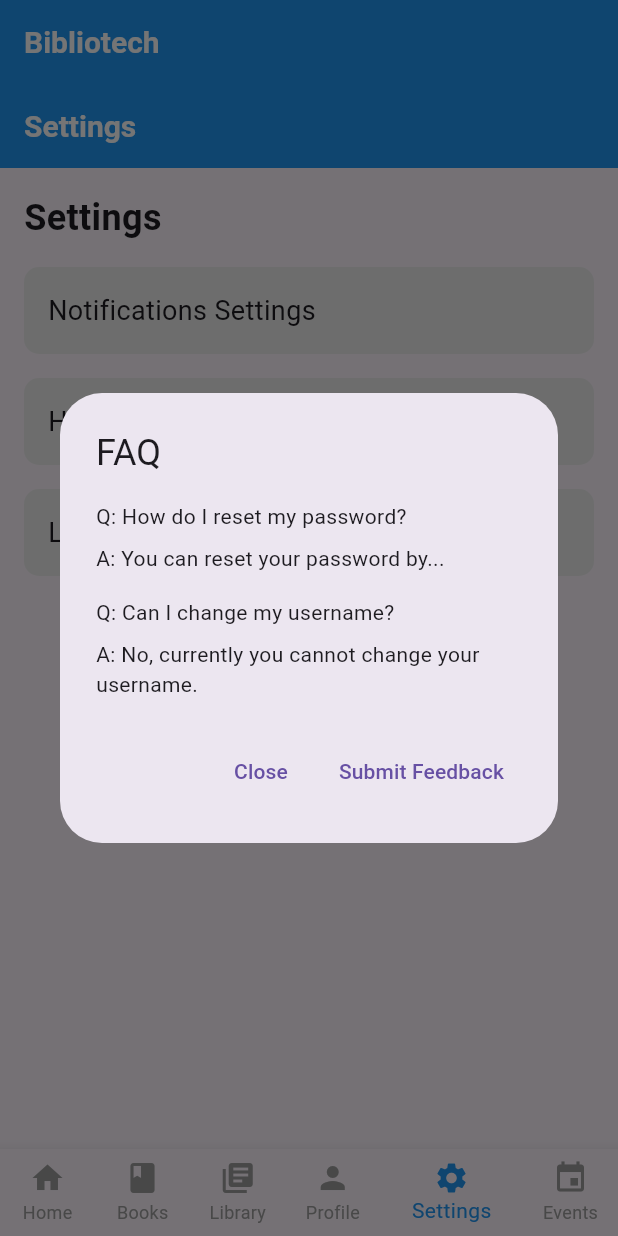
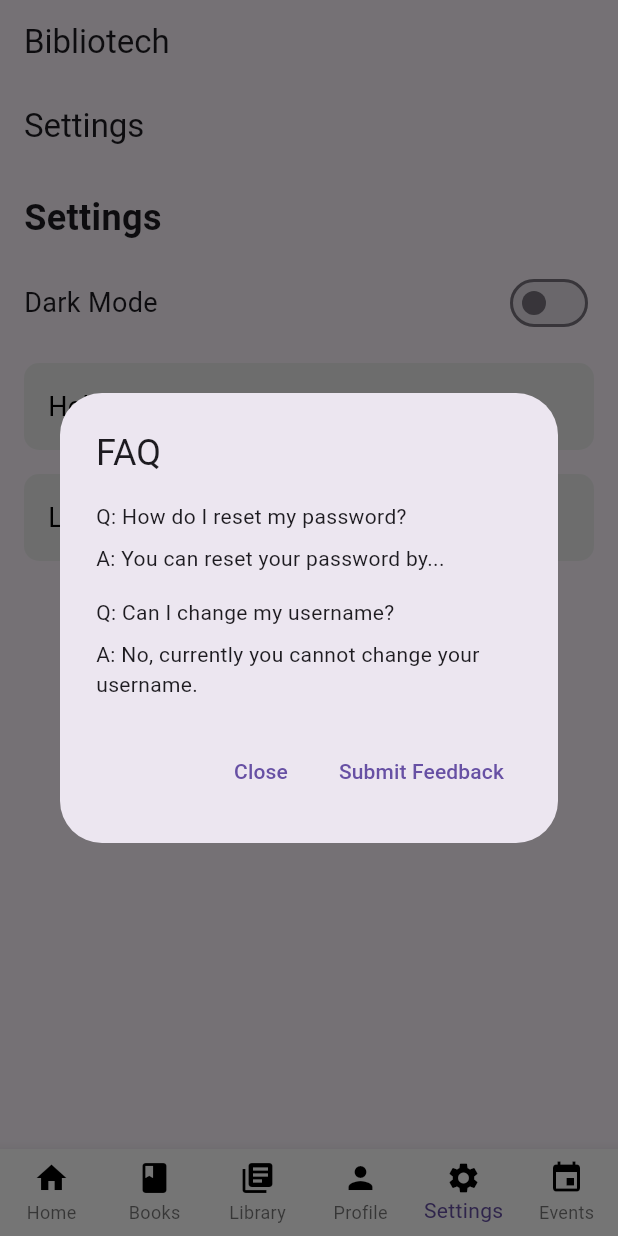
Before and after one commit to AmerKlaus/Bibliotech-, a Flutter app: the MyHomePage screen opened directly, item 5 of the bottom bar chosen, after a tap on "Help and Support", on a phone screen of 412 x 824 dp. Run offline on Flutter 3.47's test engine with Material 3 defaults, Android fonts, the phone set to English and light mode, and no system bars; our stand-ins replace cloud_firestore, firebase_auth, firebase_core; accounts and stored records are empty; network calls fail.

Commit message:
added a dark mode theme and addressed various visual bugs throughout the application, such as the navigation bar not displaying icons in both dark and light modes, improving readability for the settings page, home, and events in dark mode. Additionally, I fixed a bug in the profile section where editing it would redirect you back to the home page, resolved an issue where editing the profile would create another instance of the profile, corrected a bug where after registration, users were directed to the booklist instead of the login page, and fixed a bug in the profile section where leaving the email field blank during editing would display it as null on the profile

```diff
--- a/bibliotech/lib/main.dart
+++ b/bibliotech/lib/main.dart
@@ -9,38 +9,49 @@ import 'dart:convert';
 import 'dart:math';
 import 'dart:io';
 import 'package:intl/intl.dart';
+import 'package:provider/provider.dart';
+
+class ThemeProvider with ChangeNotifier {
+  ThemeData _currentTheme = ThemeData.light();
+  bool _isDarkMode = false;
+
+  ThemeData getCurrentTheme() => _currentTheme;
+
+  bool get isDarkMode => _isDarkMode;
+
+  void toggleTheme() {
+    _isDarkMode = !_isDarkMode;
+    _currentTheme = _isDarkMode ? ThemeData.dark() : ThemeData.light();
+    notifyListeners();
+  }
+}
+
 
 void main() async {
   WidgetsFlutterBinding.ensureInitialized();
   await Firebase.initializeApp();
-  runApp(MyApp());
+  runApp(
+    ChangeNotifierProvider(
+      create: (context) => ThemeProvider(),
+      child: MyApp(),
+    ),
+  );
 }
 
 class MyApp extends StatelessWidget {
   @override
   Widget build(BuildContext context) {
+    var themeProvider = Provider.of<ThemeProvider>(context);
     return MaterialApp(
       title: 'Bibliotech',
-      theme: ThemeData(
-        primarySwatch: Colors.blue,
-        visualDensity: VisualDensity.adaptivePlatformDensity,
-        appBarTheme: AppBarTheme(
-          backgroundColor: Colors.blue,
-          titleTextStyle: TextStyle(
-            color: Colors.white,
-            fontSize: 20,
-            fontWeight: FontWeight.bold,
-          ),
-        ),
-        bottomNavigationBarTheme: BottomNavigationBarThemeData(
-          backgroundColor: Colors.white,
-          selectedItemColor: Colors.blue,
-          unselectedItemColor: Colors.grey,
-          showSelectedLabels: true,
-          showUnselectedLabels: true,
-        ),
-      ),
+      theme: themeProvider.getCurrentTheme(),
       home: LoginPage(),
+      // Customize the icon theme
+      themeMode: themeProvider.isDarkMode ? ThemeMode.dark : ThemeMode.light,
+      darkTheme: ThemeData.dark().copyWith(
+        // Customize the icon theme for dark mode
+        iconTheme: IconThemeData(color: Colors.white),
+      ),
     );
   }
 }
@@ -75,39 +86,14 @@ class _MyHomePageState extends State<MyHomePage> {
         title: Text('Bibliotech'),
       ),
       body: _pages[_currentIndex],
-      bottomNavigationBar: BottomNavigationBar(
+      bottomNavigationBar: MyNavigationBar(
         currentIndex: _currentIndex,
-        onTap: _onItemTapped,
-        items: [
-          BottomNavigationBarItem(
-            icon: Icon(Icons.home),
-            label: 'Home',
-          ),
-          BottomNavigationBarItem(
-            icon: Icon(Icons.book),
-            label: 'Books',
-          ),
-          BottomNavigationBarItem(
-            icon: Icon(Icons.library_books),
-            label: 'Library',
-          ),
-          BottomNavigationBarItem(
-            icon: Icon(Icons.person),
-            label: 'Profile',
-          ),
-          BottomNavigationBarItem(
-            icon: Icon(Icons.settings),
-            label: 'Settings',
-          ),
-          BottomNavigationBarItem(
-            icon: Icon(Icons.event),
-            label: 'Events',
-          ),
-        ],
-      ),
-    );
-  }
-}
+        onItemTapped: _onItemTapped,
+      ),
+    );
+  }
+}
+
 
 class MyNavigationBar extends StatelessWidget {
   final int currentIndex;
@@ -117,35 +103,44 @@ class MyNavigationBar extends StatelessWidget {
 
   @override
   Widget build(BuildContext context) {
+    var themeProvider = Provider.of<ThemeProvider>(context);
+    Color iconColor = themeProvider.isDarkMode ? Colors.white : Colors.black;
+
     return BottomNavigationBar(
       currentIndex: currentIndex,
       onTap: onItemTapped,
       items: [
         BottomNavigationBarItem(
-          icon: Icon(Icons.home),
+          icon: Icon(Icons.home, color: iconColor),
           label: 'Home',
         ),
         BottomNavigationBarItem(
-          icon: Icon(Icons.book),
+          icon: Icon(Icons.book, color: iconColor),
           label: 'Books',
         ),
         BottomNavigationBarItem(
-          icon: Icon(Icons.library_books),
+          icon: Icon(Icons.library_books, color: iconColor),
           label: 'Library',
         ),
         BottomNavigationBarItem(
-          icon: Icon(Icons.person),
+          icon: Icon(Icons.person, color: iconColor),
           label: 'Profile',
         ),
         BottomNavigationBarItem(
-          icon: Icon(Icons.settings),
+          icon: Icon(Icons.settings, color: iconColor),
           label: 'Settings',
         ),
         BottomNavigationBarItem(
-          icon: Icon(Icons.event),
+          icon: Icon(Icons.event, color: iconColor),
           label: 'Events',
         ),
       ],
+      // Ensure the navigation bar is visible in both light and dark modes
+      backgroundColor: themeProvider.isDarkMode ? Colors.grey[900] : Colors.white,
+      // Set the elevation to avoid blending with the background color
+      elevation: 8.0,
+      // Set the type to fix the bottom padding issue in some devices
+      type: BottomNavigationBarType.fixed,
     );
   }
 }
@@ -153,6 +148,8 @@ class MyNavigationBar extends StatelessWidget {
 class HomePage extends StatelessWidget {
   @override
   Widget build(BuildContext context) {
+    var themeProvider = Provider.of<ThemeProvider>(context);
+
     return Scaffold(
       appBar: AppBar(
         title: Text('Home'),
@@ -164,7 +161,7 @@ class HomePage extends StatelessWidget {
           Container(
             padding: EdgeInsets.all(12.0),
             decoration: BoxDecoration(
-              color: Colors.grey[200],
+              color: themeProvider.isDarkMode ? Colors.grey[800] : Colors.grey[200],
               borderRadius: BorderRadius.circular(8.0),
             ),
             child: Column(
@@ -172,22 +169,25 @@ class HomePage extends StatelessWidget {
               children: [
                 Text(
                   'Latest News',
-                  style: TextStyle(fontSize: 20, fontWeight: FontWeight.bold),
+                  style: TextStyle(fontSize: 20, fontWeight: FontWeight.bold, color: themeProvider.isDarkMode ? Colors.white : Colors.black),
                 ),
                 SizedBox(height: 12.0),
                 _buildNewsItem(
                   'New Library Events Announced!',
                   'Discover exciting upcoming events at our library, from author talks to book clubs and more. Stay tuned for dates and details!',
+                  themeProvider,
                 ),
                 SizedBox(height: 8.0),
                 _buildNewsItem(
                   'Library Expansion Update',
                   "Get the latest on our library's expansion project, including new sections, enhanced facilities, and a broader collection of books and resources.",
+                  themeProvider,
                 ),
                 SizedBox(height: 8.0),
                 _buildNewsItem(
                   'Digital Library Access Now Available!',
                   "Access our library's digital collection from anywhere, anytime. Explore e-books, audiobooks, and digital resources to enrich your reading experience.",
+                  themeProvider,
                 ),
               ],
             ),
@@ -201,7 +201,10 @@ class HomePage extends StatelessWidget {
                 MaterialPageRoute(builder: (context) => LoginPage()),
               );
             },
-            child: Text('Logout'),
+            child: Text(
+              'Logout',
+              style: TextStyle(color: themeProvider.isDarkMode ? Colors.white : Colors.black),
+            ),
             style: ElevatedButton.styleFrom(
               padding: EdgeInsets.symmetric(vertical: 12.0),
               textStyle: TextStyle(fontSize: 16),
@@ -212,34 +215,20 @@ class HomePage extends StatelessWidget {
     );
   }
 
-  Widget _buildNewsItem(String title, String description) {
+  Widget _buildNewsItem(String title, String description, ThemeProvider themeProvider) {
     return Column(
       crossAxisAlignment: CrossAxisAlignment.start,
       children: [
         Text(
           title,
-          style: TextStyle(fontSize: 16, fontWeight: FontWeight.bold),
+          style: TextStyle(fontSize: 16, fontWeight: FontWeight.bold, color: themeProvider.isDarkMode ? Colors.white : Colors.black),
         ),
         SizedBox(height: 4.0),
-        Text(description),
+        Text(description, style: TextStyle(color: themeProvider.isDarkMode ? Colors.white : Colors.black)),
         Divider(),
       ],
     );
   }
-}
-  Widget _buildNewsItem(String title, String description) {
-    return Column(
-      crossAxisAlignment: CrossAxisAlignment.start,
-      children: [
-        Text(
-          title,
-          style: TextStyle(fontSize: 16, fontWeight: FontWeight.bold),
-        ),
-        SizedBox(height: 4.0),
-        Text(description),
-        Divider(),
-      ],
-    );
 }
 
 
@@ -332,7 +321,7 @@ class _RegisterPageState extends State<RegisterPage> {
 
       Navigator.pushReplacement(
         context,
-        MaterialPageRoute(builder: (context) => BookListPage()),
+        MaterialPageRoute(builder: (context) => LoginPage()),
       );
     } catch (e) {
       print('Failed to register: $e');
@@ -1238,8 +1227,6 @@ class ForgotPasswordPage extends StatelessWidget {
     );
   }
 }
-
-
 class ProfilePage extends StatefulWidget {
   @override
   _ProfilePageState createState() => _ProfilePageState();
@@ -1254,24 +1241,11 @@ class _ProfilePageState extends State<ProfilePage> {
       ),
       body: Padding(
         padding: const EdgeInsets.all(16.0),
-        child: Column(
-          crossAxisAlignment: CrossAxisAlignment.start,
-          children: [
-            Text(
-              'Profile',
-              style: TextStyle(fontSize: 24, fontWeight: FontWeight.bold),
-            ),
-            SizedBox(height: 16.0),
-            CircleAvatar(
-              radius: 50,
-              backgroundImage: AssetImage('assets/default_profile_image.png'),
-            ),
-            SizedBox(height: 16.0),
-            FutureBuilder<DocumentSnapshot>(
-              future: FirebaseFirestore.instance
+        child: StreamBuilder<DocumentSnapshot>(
+          stream: FirebaseFirestore.instance
               .collection('Users')
               .doc(FirebaseAuth.instance.currentUser!.uid)
-                  .get(),
+              .snapshots(),
           builder: (context, snapshot) {
             if (snapshot.connectionState == ConnectionState.waiting) {
               return CircularProgressIndicator();
@@ -1285,6 +1259,16 @@ class _ProfilePageState extends State<ProfilePage> {
                 crossAxisAlignment: CrossAxisAlignment.start,
                 children: [
                   Text(
+                    'Profile',
+                    style: TextStyle(fontSize: 24, fontWeight: FontWeight.bold),
+                  ),
+                  SizedBox(height: 16.0),
+                  CircleAvatar(
+                    radius: 50,
+                    backgroundImage: AssetImage('assets/default_profile_image.png'),
+                  ),
+                  SizedBox(height: 16.0),
+                  Text(
                     'Name: $userName',
                     style: TextStyle(fontSize: 18),
                   ),
@@ -1292,11 +1276,6 @@ class _ProfilePageState extends State<ProfilePage> {
                   Text(
                     'Email: $userEmail',
                     style: TextStyle(fontSize: 18),
-                      ),
-                    ],
-                  );
-                }
-              },
                   ),
                   SizedBox(height: 16.0),
                   Text(
@@ -1335,12 +1314,14 @@ class _ProfilePageState extends State<ProfilePage> {
                     ],
                   ),
                 ],
-        ),
-      ),
-    );
-  }
-}
-
+              );
+            }
+          },
+        ),
+      ),
+    );
+  }
+}
 
 class EditProfilePage extends StatefulWidget {
   @override
@@ -1350,6 +1331,7 @@ class EditProfilePage extends StatefulWidget {
 class _EditProfilePageState extends State<EditProfilePage> {
   late TextEditingController _nameController;
   late TextEditingController _emailController;
+  String? previousEmail;
 
   @override
   void initState() {
@@ -1378,14 +1360,14 @@ class _EditProfilePageState extends State<EditProfilePage> {
       if (userSnapshot.exists) {
         setState(() {
           _nameController.text = userSnapshot['name'] ?? '';
-          _emailController.text = userSnapshot['email'] ?? '';
+          previousEmail = userSnapshot['email'];
+          _emailController.text = previousEmail ?? '';
         });
       }
     } catch (e) {
       print('Error loading user profile: $e');
     }
   }
-
   void _saveProfileChanges() async {
     // Save the updated profile information to Firestore
     try {
@@ -1394,15 +1376,10 @@ class _EditProfilePageState extends State<EditProfilePage> {
           .doc(FirebaseAuth.instance.currentUser!.uid)
           .update({
         'name': _nameController.text,
-        'email': _emailController.text,
+        'email': _emailController.text.isEmpty ? previousEmail : _emailController.text,
       });
       // Navigate back to the ProfilePage after saving changes
       Navigator.pop(context); // Close the EditProfilePage
-      Navigator.pushReplacement(
-        // Navigate back to ProfilePage, replacing the current route
-        context,
-        MaterialPageRoute(builder: (context) => MyHomePage()),
-      );
     } catch (e) {
       print('Error saving profile changes: $e');
       // Show error message to the user if saving fails
@@ -1449,6 +1426,8 @@ class _EditProfilePageState extends State<EditProfilePage> {
 class SettingsPage extends StatelessWidget {
   @override
   Widget build(BuildContext context) {
+    var themeProvider = Provider.of<ThemeProvider>(context);
+
     return Scaffold(
       appBar: AppBar(
         title: Text('Settings'),
@@ -1463,49 +1442,38 @@ class SettingsPage extends StatelessWidget {
               style: TextStyle(fontSize: 24, fontWeight: FontWeight.bold),
             ),
             SizedBox(height: 16.0),
-            GestureDetector(
-              onTap: () {
-                // Navigate to notifications settings page
-              },
-              child: Material(
-                borderRadius: BorderRadius.circular(10.0),
-                color: Colors.grey[200],
-                child: InkWell(
-                  borderRadius: BorderRadius.circular(10.0),
-                  onTap: () {
-                    // Navigate to notifications settings page
-                  },
-                  child: Container(
-                    width: double.infinity,
-                    padding: EdgeInsets.all(16.0),
-                    child: Text(
-                      'Notifications Settings',
+            Row(
+              mainAxisAlignment: MainAxisAlignment.spaceBetween,
+              children: [
+                Text(
+                  'Dark Mode',
                   style: TextStyle(fontSize: 18),
                 ),
-                  ),
-                ),
-              ),
+                Switch(
+                  value: themeProvider.isDarkMode,
+                  onChanged: (value) {
+                    themeProvider.toggleTheme();
+                  },
+                ),
+              ],
             ),
             SizedBox(height: 16.0),
             GestureDetector(
               onTap: () {
                 _showFAQ(context);
               },
-              child: Material(
+              child: Container(
+                decoration: BoxDecoration(
                   borderRadius: BorderRadius.circular(10.0),
-                color: Colors.grey[200],
-                child: InkWell(
-                  borderRadius: BorderRadius.circular(10.0),
-                  onTap: () {
-                    _showFAQ(context);
-                  },
-                  child: Container(
+                  color: themeProvider.isDarkMode ? Colors.grey[800] : Colors.grey[200],
+                ),
                 width: double.infinity,
                 padding: EdgeInsets.all(16.0),
                 child: Text(
                   'Help and Support',
-                      style: TextStyle(fontSize: 18),
-                    ),
+                  style: TextStyle(
+                    fontSize: 18,
+                    color: themeProvider.isDarkMode ? Colors.white : Colors.black,
                   ),
                 ),
               ),
@@ -1520,26 +1488,18 @@ class SettingsPage extends StatelessWidget {
                   MaterialPageRoute(builder: (context) => LoginPage()),
                 );
               },
-              child: Material(
+              child: Container(
+                decoration: BoxDecoration(
                   borderRadius: BorderRadius.circular(10.0),
-                color: Colors.grey[200],
-                child: InkWell(
-                  borderRadius: BorderRadius.circular(10.0),
-                  onTap: () {
-                    // Logout functionality
-                    FirebaseAuth.instance.signOut();
-                    Navigator.pushReplacement(
-                      context,
-                      MaterialPageRoute(builder: (context) => LoginPage()),
-                    );
-                  },
-                  child: Container(
+                  color: themeProvider.isDarkMode ? Colors.grey[800] : Colors.grey[200],
+                ),
                 width: double.infinity,
                 padding: EdgeInsets.all(16.0),
                 child: Text(
                   'Logout',
-                      style: TextStyle(fontSize: 18),
-                    ),
+                  style: TextStyle(
+                    fontSize: 18,
+                    color: themeProvider.isDarkMode ? Colors.white : Colors.black,
                   ),
                 ),
               ),
@@ -1739,6 +1699,10 @@ class EventWidget extends StatelessWidget {
 
   @override
   Widget build(BuildContext context) {
+    var themeProvider = Provider.of<ThemeProvider>(context);
+    Color backgroundColor = themeProvider.isDarkMode ? Colors.grey[800] ?? Colors.black : Colors.grey[200] ?? Colors.white;
+    Color textColor = themeProvider.isDarkMode ? Colors.white : Colors.black;
+
     return Padding(
       padding: const EdgeInsets.all(8.0),
       child: Column(
@@ -1766,16 +1730,27 @@ class EventWidget extends StatelessWidget {
           SizedBox(height: 8),
           Container(
             padding: EdgeInsets.all(8),
-            color: Colors.grey[200],
+            decoration: BoxDecoration(
+              color: backgroundColor, // Background color based on theme mode
+              borderRadius: BorderRadius.circular(8),
+            ),
             child: Column(
               crossAxisAlignment: CrossAxisAlignment.start,
               children: [
-                Text('Event Location:',
-                    style: TextStyle(fontWeight: FontWeight.bold)),
-                Text(event.location, style: TextStyle(color: Colors.black)),
-                // Changed text color to black
+                Text(
+                  'Event Location:',
+                  style: TextStyle(fontWeight: FontWeight.bold, color: textColor), // Text color based on theme mode
+                ),
+                SizedBox(height: 4),
+                Text(
+                  event.location ?? '', // Provide a default value in case location is null
+                  style: TextStyle(color: textColor), // Text color based on theme mode
+                ),
                 SizedBox(height: 8),
-                Text('Spots Remaining: ${event.spotsRemaining}'),
+                Text(
+                  'Spots Remaining: ${event.spotsRemaining}',
+                  style: TextStyle(color: textColor), // Text color based on theme mode
+                ),
               ],
             ),
           ),
@@ -1839,11 +1814,11 @@ class ReservationConfirmationPage extends StatelessWidget {
               onPressed: () {
                 Navigator.pop(context);
               },
-              child: Text('Go Home'),
-            ),
-          ],
-        ),
-      ),
-    );
-  }
-}
+              child: Text('Go Back'),
+            ),
+          ],
+        ),
+      ),
+    );
+  }
+}
--- a/bibliotech/pubspec.yaml
+++ b/bibliotech/pubspec.yaml
@@ -37,6 +37,7 @@ dependencies:
   firebase_auth: any
   http: ^0.13.3
   intl: ^0.17.0
+  provider: ^5.0.0
 
 
 
```
Also changed, not shown: bibliotech/pubspec.lock. Lines whose indentation alone changed are shown as unchanged.
